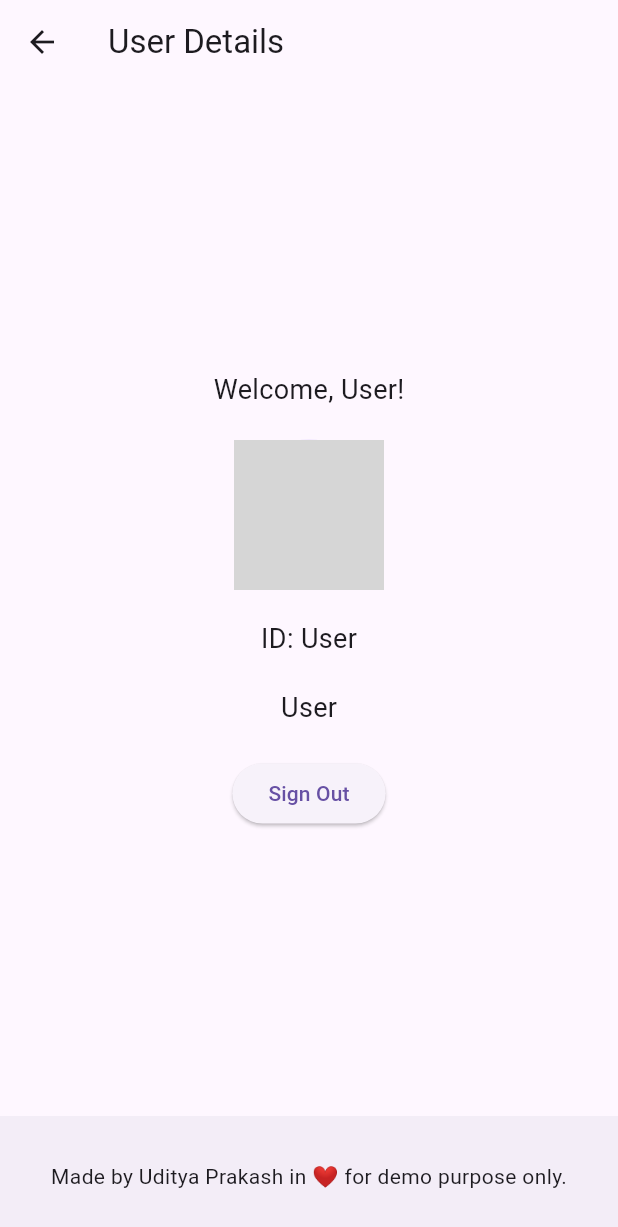
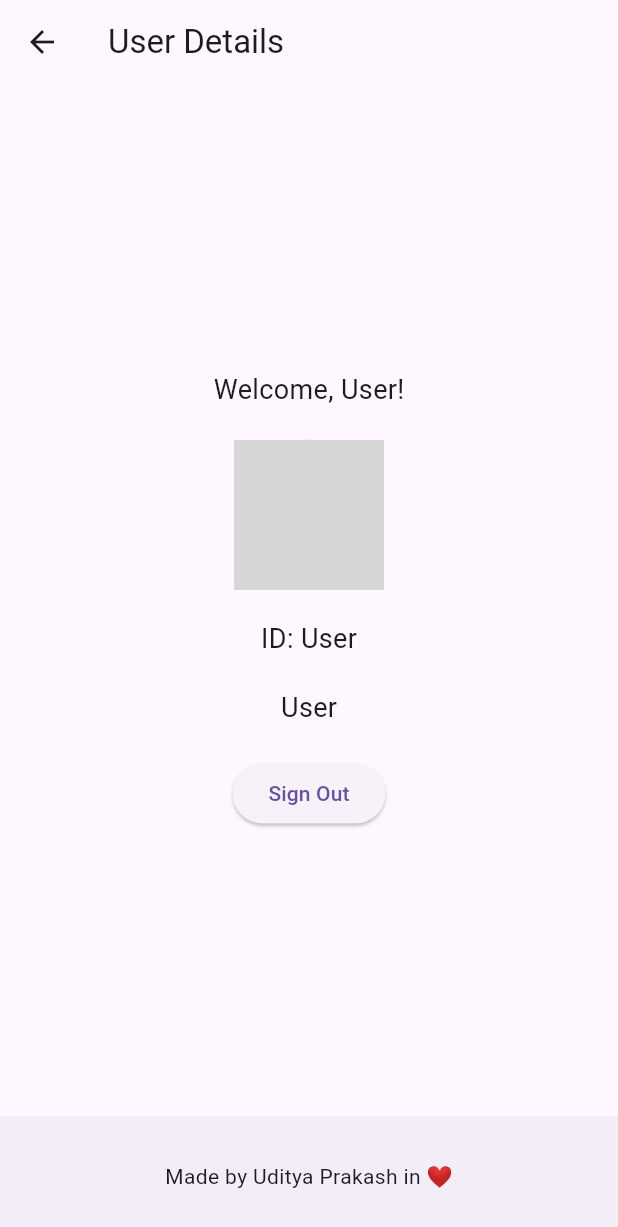
Before and after one commit to udityaprakash/signup-with-google-app, a Flutter app: the screen it shows after launch, after a tap on "Continue with Google", on a phone screen of 412 x 824 dp. Shown: the top 1227 px of the screen. Run offline on Flutter 3.47's test engine with Material 3 defaults, Android fonts, the light colour scheme and no system bars; our stand-ins replace google_sign_in; network calls fail; grey boxes are pictures that could not be loaded.

```diff
--- a/lib/main.dart
+++ b/lib/main.dart
@@ -12,6 +12,7 @@ class MyApp extends StatelessWidget {
   Widget build(BuildContext context) {
     return MaterialApp(
       title: 'Google Sign-In Example',
+      debugShowCheckedModeBanner: false,
       theme: ThemeData(
         primarySwatch: Colors.blue,
       ),
@@ -67,7 +68,7 @@ class SignInScreen extends StatelessWidget {
         ),
       ),
       bottomNavigationBar: BottomAppBar(
-        child: Center(child: Text('Made by Uditya Prakash in ❤️ for demo purpose only.')),
+        child: Center(child: Text('Made by Uditya Prakash in ❤️')),
       )
     );
   }
@@ -120,7 +121,7 @@ class UserDetailsScreen extends StatelessWidget {
         ),
       ),
       bottomNavigationBar: BottomAppBar(
-        child: Center(child: Text('Made by Uditya Prakash in ❤️ for demo purpose only.')),
+        child: Center(child: Text('Made by Uditya Prakash in ❤️')),
       )
     );
   }
```
Also changed, not shown: 1 other file.
